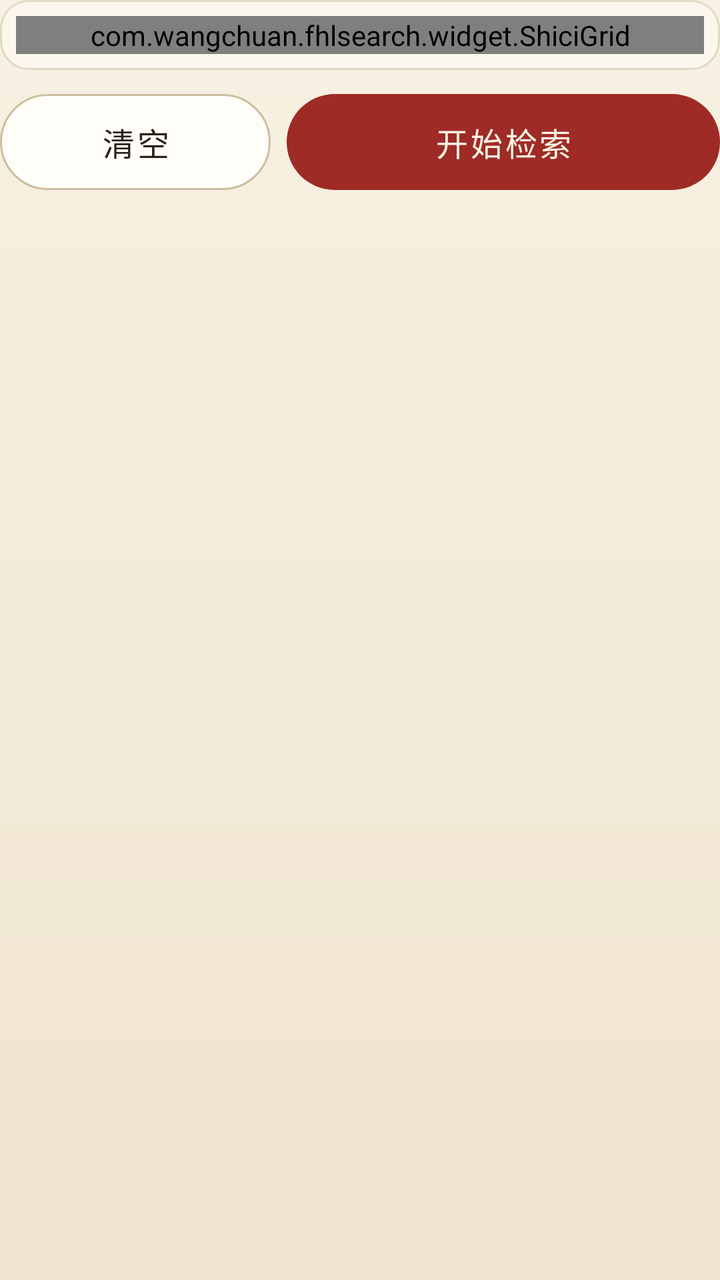
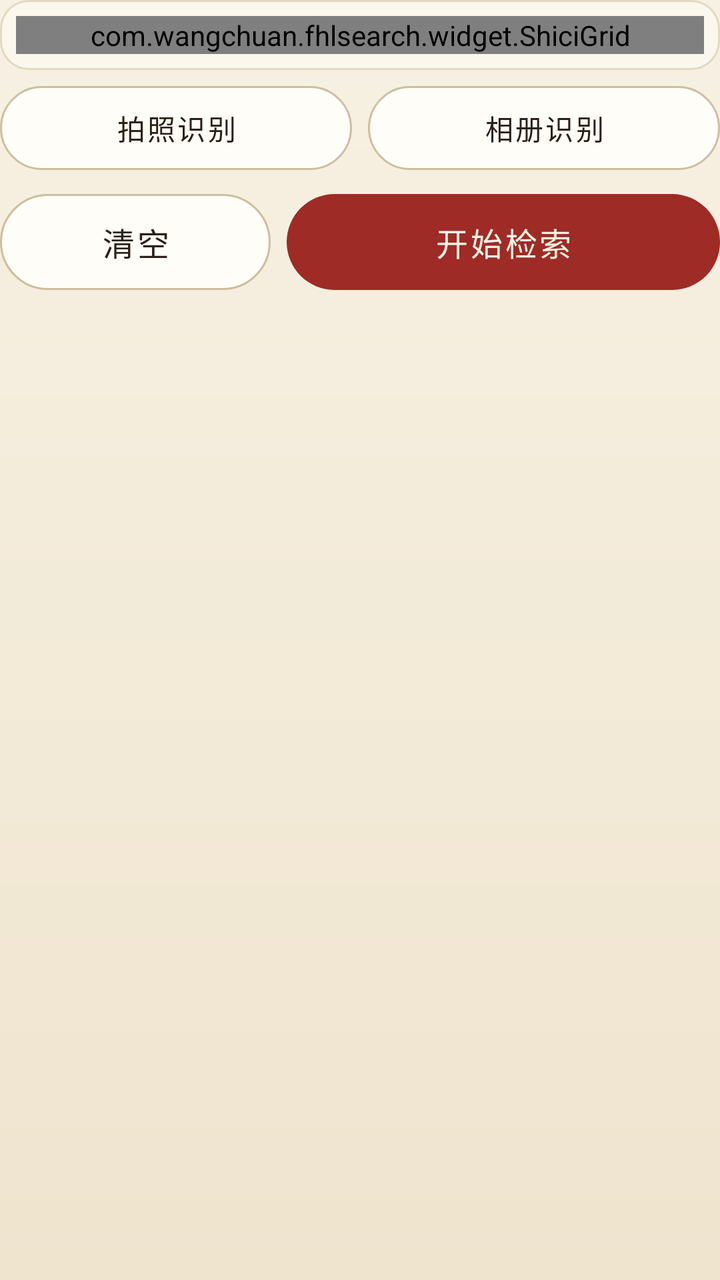

The first picture is an Android layout as it rendered before a commit; the second is the same layout after the commit. The layout source and the unified diff follow.
<!-- AndroidManifest.xml: application theme Theme.FhlSearch -->
<!-- res/layout/view_fhl_shici_cond.xml -->
<?xml version="1.0" encoding="utf-8"?>
<LinearLayout xmlns:android="http://schemas.android.com/apk/res/android"
    android:id="@+id/cond"
    android:layout_width="match_parent"
    android:layout_height="wrap_content"
    android:orientation="vertical">

    <LinearLayout
        android:layout_width="match_parent"
        android:layout_height="wrap_content"
        android:background="@drawable/bg_fhl_card"
        android:orientation="vertical"
        android:padding="@dimen/fhl_gap_s">

        <com.wangchuan.fhlsearch.widget.ShiciGrid
            android:id="@+id/grid"
            android:layout_width="match_parent"
            android:layout_height="wrap_content" />
    </LinearLayout>

    <LinearLayout
        android:layout_width="match_parent"
        android:layout_height="wrap_content"
        android:layout_marginTop="@dimen/fhl_gap_m"
        android:orientation="horizontal">

        <com.google.android.material.button.MaterialButton
            android:id="@+id/btnClear"
            style="@style/BtnFhlLight"
            android:layout_width="0dp"
            android:layout_height="@dimen/fhl_btn_h"
            android:layout_marginEnd="@dimen/fhl_gap_s"
            android:layout_weight="1"
            android:text="@string/sc_clear" />

        <com.google.android.material.button.MaterialButton
            android:id="@+id/btnSearch"
            style="@style/BtnFhlPrimary"
            android:layout_width="0dp"
            android:layout_height="@dimen/fhl_btn_h"
            android:layout_weight="1.6"
            android:text="@string/sc_search" />
    </LinearLayout>
</LinearLayout>
<!-- resources referenced by this layout -->
<resources>
  <dimen name="fhl_btn_h">48dp</dimen>
  <dimen name="fhl_gap_m">12dp</dimen>
  <dimen name="fhl_gap_s">8dp</dimen>
  <!-- drawable bg_fhl_card (drawable) -->
  <?xml version="1.0" encoding="utf-8"?>
  <shape xmlns:android="http://schemas.android.com/apk/res/android" android:shape="rectangle">
      <solid android:color="@color/fhl_card" />
      <corners android:radius="@dimen/fhl_radius_m" />
      <stroke android:width="@dimen/fhl_stroke_hair" android:color="@color/fhl_line" />
  </shape>
  <string name="sc_clear">清空</string>
  <string name="sc_search">开始检索</string>
  <style name="BtnFhlLight" parent="Widget.Material3.Button">
          <item name="android:layout_height">46dp</item>
          <item name="android:textSize">@dimen/fhl_fs_btn</item>
          <item name="android:textColor">@color/fhl_ink</item>
          <item name="android:background">@drawable/bg_fhl_btn_light</item>
          <item name="android:textAllCaps">false</item>
          <item name="android:stateListAnimator">@null</item>
          <item name="backgroundTint">@null</item>
          <item name="android:minWidth">0dp</item>
          <item name="android:insetTop">0dp</item>
          <item name="android:insetBottom">0dp</item>
          <item name="android:letterSpacing">0.08</item>
      </style>
  <color name="fhl_card">#FBF7EC</color>
  <dimen name="fhl_radius_m">14dp</dimen>
  <dimen name="fhl_stroke_hair">1dp</dimen>
  <color name="fhl_line">#E3D9C2</color>
  <dimen name="fhl_fs_btn">16sp</dimen>
  <color name="fhl_ink">#2B2118</color>
  <!-- drawable bg_fhl_btn_light (drawable) -->
  <?xml version="1.0" encoding="utf-8"?>
  <ripple xmlns:android="http://schemas.android.com/apk/res/android"
      android:color="@color/fhl_gold_tint">
      <item>
          <shape android:shape="rectangle">
              <solid android:color="@color/fhl_btn_light" />
              <corners android:radius="@dimen/fhl_radius_pill" />
              <stroke android:width="@dimen/fhl_stroke_hair" android:color="@color/fhl_line_strong" />
          </shape>
      </item>
  </ripple>
  <color name="fhl_text_on_dark">#FBF3E4</color>
  <!-- drawable bg_fhl_btn_primary (drawable) -->
  <?xml version="1.0" encoding="utf-8"?>
  <ripple xmlns:android="http://schemas.android.com/apk/res/android"
      android:color="@color/fhl_vermilion_pressed">
      <item>
          <shape android:shape="rectangle">
              <solid android:color="@color/fhl_vermilion" />
              <corners android:radius="@dimen/fhl_radius_pill" />
          </shape>
      </item>
  </ripple>
  <color name="fhl_vermilion">#9E2B25</color>
  <color name="fhl_vermilion_tint">#F3E3DF</color>
  <color name="fhl_gold">#B08A3E</color>
  <color name="fhl_ink_sub">#6B5B4B</color>
  <color name="fhl_line_strong">#CDBE9F</color>
  <color name="fhl_error">#C0392B</color>
  <color name="fhl_paper_top">#F7F1E3</color>
  <!-- drawable bg_fhl_paper (drawable) -->
  <?xml version="1.0" encoding="utf-8"?>
  <shape xmlns:android="http://schemas.android.com/apk/res/android" android:shape="rectangle">
      <gradient
          android:angle="270"
          android:startColor="@color/fhl_paper_top"
          android:endColor="@color/fhl_paper_bottom"
          android:type="linear" />
  </shape>
  <color name="fhl_paper_bottom">#EFE4CE</color>
  <style name="ThemeOverlay.FhlSearch.Dialog" parent="ThemeOverlay.Material3.MaterialAlertDialog">
          <item name="colorSurface">@color/fhl_card</item>
          <item name="colorOnSurface">@color/fhl_ink</item>
          <item name="colorPrimary">@color/fhl_vermilion</item>
      </style>
  <color name="fhl_gold_tint">#F1E8D2</color>
  <color name="fhl_btn_light">#FFFDF7</color>
  <dimen name="fhl_radius_pill">999dp</dimen>
  <color name="fhl_vermilion_pressed">#7E211C</color>
  <!-- unchanged entries left out for length: 2 -->
</resources>

<!-- the commit's change to res/layout/view_fhl_shici_cond.xml (unified diff, before → after) -->
@@ -1,5 +1,6 @@
 <?xml version="1.0" encoding="utf-8"?>
 <LinearLayout xmlns:android="http://schemas.android.com/apk/res/android"
+    xmlns:app="http://schemas.android.com/apk/res-auto"
     android:id="@+id/cond"
     android:layout_width="match_parent"
     android:layout_height="wrap_content"
@@ -16,6 +17,43 @@
             android:id="@+id/grid"
             android:layout_width="match_parent"
             android:layout_height="wrap_content" />
+    </LinearLayout>
+
+    
+    <LinearLayout
+        android:layout_width="match_parent"
+        android:layout_height="wrap_content"
+        android:layout_marginTop="@dimen/fhl_gap_s"
+        android:orientation="horizontal">
+
+        <com.google.android.material.button.MaterialButton
+            android:id="@+id/btnOcrCamera"
+            style="@style/BtnFhlLight"
+            android:layout_width="0dp"
+            android:layout_height="@dimen/fhl_btn_h_small"
+            android:layout_marginEnd="@dimen/fhl_gap_s"
+            android:layout_weight="1"
+            android:maxLines="1"
+            android:text="@string/ocr_camera"
+            android:textSize="@dimen/fhl_fs_body_s"
+            app:autoSizeMaxTextSize="@dimen/fhl_fs_body_s"
+            app:autoSizeMinTextSize="8sp"
+            app:autoSizeStepGranularity="1sp"
+            app:autoSizeTextType="uniform" />
+
+        <com.google.android.material.button.MaterialButton
+            android:id="@+id/btnOcrGallery"
+            style="@style/BtnFhlLight"
+            android:layout_width="0dp"
+            android:layout_height="@dimen/fhl_btn_h_small"
+            android:layout_weight="1"
+            android:maxLines="1"
+            android:text="@string/ocr_gallery"
+            android:textSize="@dimen/fhl_fs_body_s"
+            app:autoSizeMaxTextSize="@dimen/fhl_fs_body_s"
+            app:autoSizeMinTextSize="8sp"
+            app:autoSizeStepGranularity="1sp"
+            app:autoSizeTextType="uniform" />
     </LinearLayout>
 
     <LinearLayout
<!-- resource entries referenced after the edit -->
@@ -1,6 +1,8 @@
 <!-- resources referenced by this layout -->
 <resources>
   <dimen name="fhl_btn_h">48dp</dimen>
+  <dimen name="fhl_btn_h_small">42dp</dimen>
+  <dimen name="fhl_fs_body_s">14sp</dimen>
   <dimen name="fhl_gap_m">12dp</dimen>
   <dimen name="fhl_gap_s">8dp</dimen>
   <!-- drawable bg_fhl_card (drawable) -->
@@ -10,6 +12,8 @@
       <corners android:radius="@dimen/fhl_radius_m" />
       <stroke android:width="@dimen/fhl_stroke_hair" android:color="@color/fhl_line" />
   </shape>
+  <string name="ocr_camera">拍照识别</string>
+  <string name="ocr_gallery">相册识别</string>
   <string name="sc_clear">清空</string>
   <string name="sc_search">开始检索</string>
   <style name="BtnFhlLight" parent="Widget.Material3.Button">
